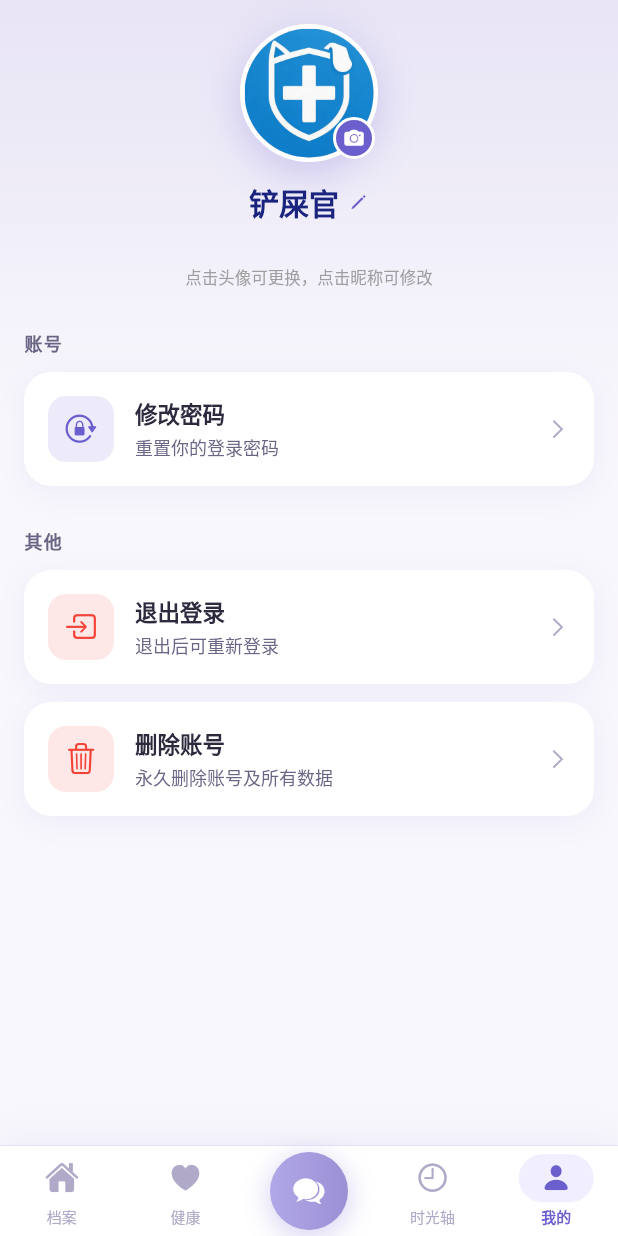
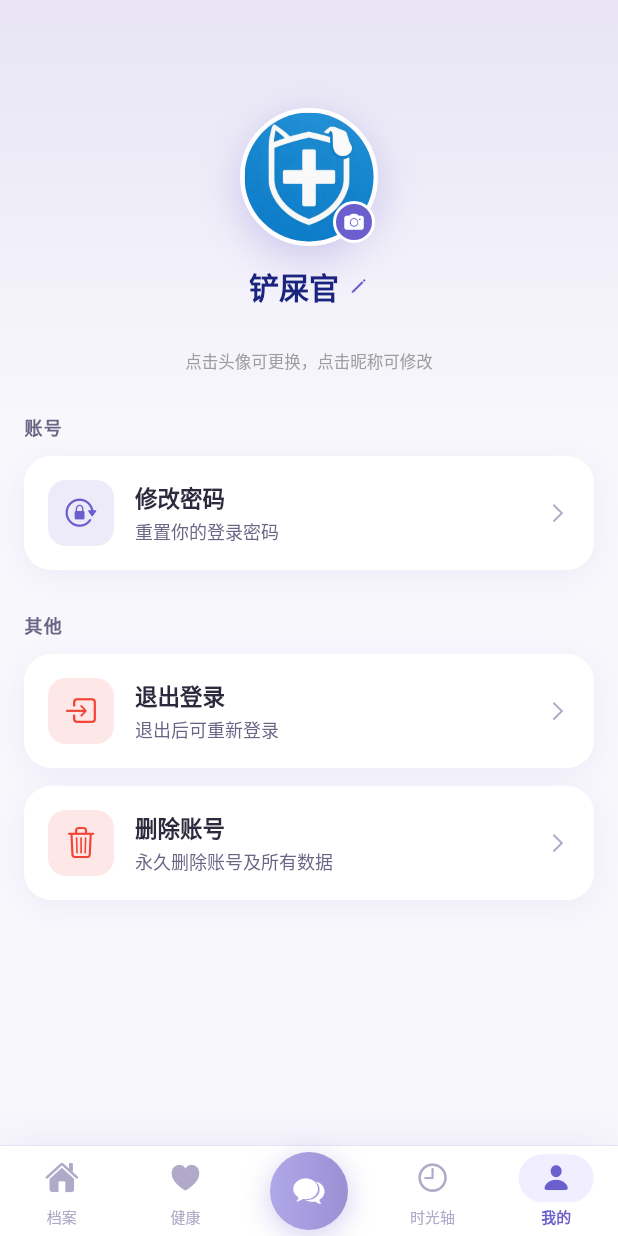
Before and after one commit to xiao222xian/pet-health-app, a Flutter app: the screen it shows once a user with an empty profile is signed in, item 5 of the bottom bar chosen, on a phone screen of 412 x 824 dp. Run offline on Flutter 3.47's test engine with Material 3 defaults, Android fonts, the phone set to English and light mode, and no system bars; our stand-ins replace cached_network_image, fl_chart, go_router, image_picker, supabase_flutter; accounts and stored records are empty.

Commit message:
fix: adjust    top padding on account screen

```diff
--- a/app/lib/features/account/account_screen.dart
+++ b/app/lib/features/account/account_screen.dart
@@ -335,7 +335,7 @@ class _AccountScreenState extends State<AccountScreen> {
           CustomScrollView(
             slivers: [
               SliverPadding(
-                padding: const EdgeInsets.fromLTRB(16, 16, 16, 60),
+                padding: const EdgeInsets.fromLTRB(16, 72, 16, 60),
                 sliver: SliverList(
                   delegate: SliverChildListDelegate([
                     Center(
```
